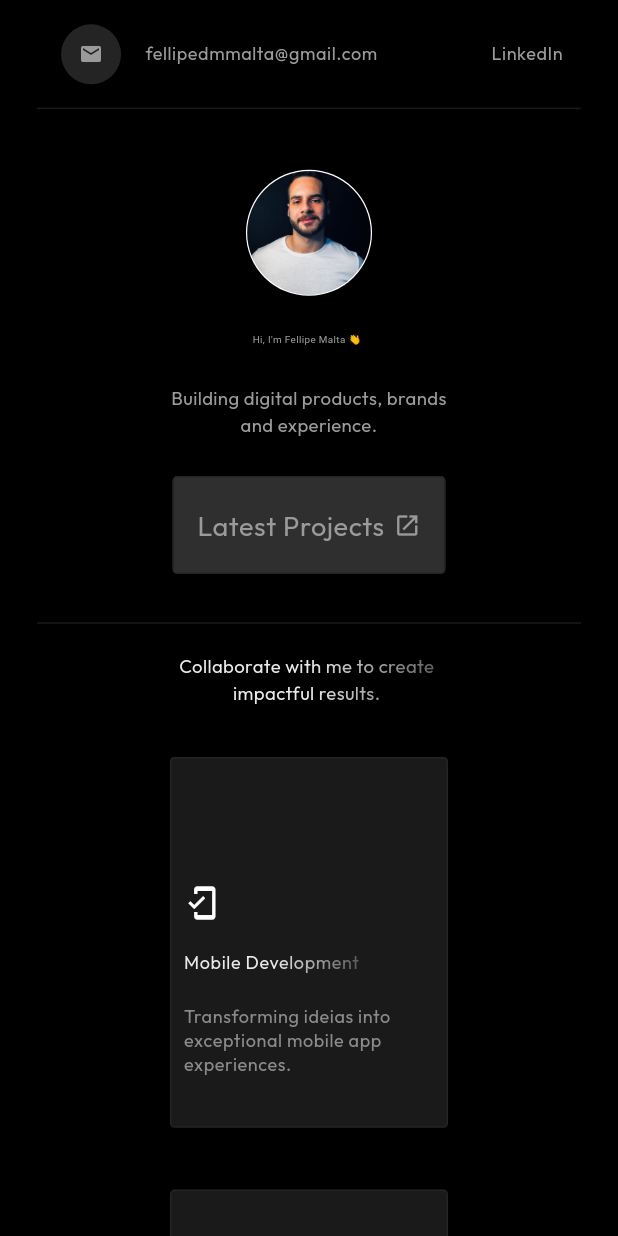
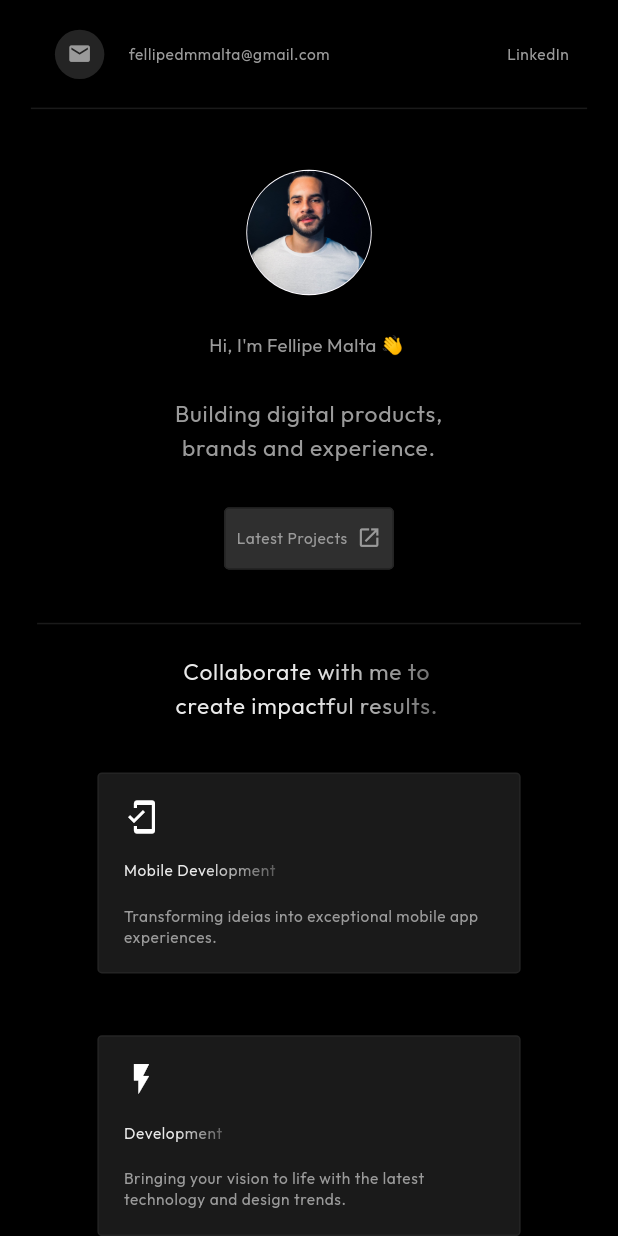
Before and after one commit to fmmalta/personal_portfolio, a Flutter app: the screen it shows after launch, after a tap on "fellipedmmalta@gmail.com", on a phone screen of 412 x 824 dp. Run offline on Flutter 3.47's test engine with Material 2 defaults, Android fonts, the phone set to English and light mode, and no system bars; drawn by our look-alikes of animated_text_kit; our stand-ins replace responsive_builder.

Commit message:
Refactored some code

```diff
--- a/lib/main.dart
+++ b/lib/main.dart
@@ -21,12 +21,13 @@ class MyApp extends StatelessWidget {
             fontFamily: 'Outfit',
             scaffoldBackgroundColor: Colors.black,
             dividerTheme: const DividerThemeData(color: Colors.white10),
-            textTheme: const TextTheme(
-              bodyMedium: TextStyle(color: kDefaultTextColor),
-              bodySmall: TextStyle(color: kDefaultTextColor),
+            textTheme: TextTheme(
+              bodyLarge: TextStyle(fontSize: 3.7.sw, color: kDefaultTextColor),
+              bodyMedium: TextStyle(color: kDefaultTextColor, fontSize: 3.sw),
+              bodySmall: TextStyle(color: kDefaultTextColor, fontSize: 2.5.sw),
             ),
           ),
-          home: const HomeScreenDesktop()),
+          home: const HomeScreen()),
     );
   }
 }
--- a/lib/src/app/home_screen_desktop.dart
+++ b/lib/src/app/home_screen_desktop.dart
@@ -3,14 +3,14 @@ import 'package:personal_portfolio/src/app/widgets/about_me.dart';
 import 'package:personal_portfolio/src/app/widgets/personal_info.dart';
 import 'package:personal_portfolio/src/app/widgets/top_menu_bar.dart';
 
-class HomeScreenDesktop extends StatefulWidget {
-  const HomeScreenDesktop({super.key});
+class HomeScreen extends StatefulWidget {
+  const HomeScreen({super.key});
 
   @override
-  State<HomeScreenDesktop> createState() => _HomeScreenState();
+  State<HomeScreen> createState() => _HomeScreenState();
 }
 
-class _HomeScreenState extends State<HomeScreenDesktop> {
+class _HomeScreenState extends State<HomeScreen> {
   @override
   Widget build(BuildContext context) {
     return Scaffold(
--- a/lib/src/app/widgets/about_me.dart
+++ b/lib/src/app/widgets/about_me.dart
@@ -13,15 +13,13 @@ class AboutMeSection extends StatelessWidget {
       mainAxisAlignment: MainAxisAlignment.center,
       children: [
         Container(
-          width: MediaQuery.of(context).size.width / 2.2,
+          width: MediaQuery.of(context).size.width / 2,
           margin: EdgeInsets.symmetric(vertical: 3.sw),
           child: GradientText(
             gradient: kGradientText,
             'Collaborate with me to create impactful results.',
             textAlign: TextAlign.center,
-            style: Theme.of(context).textTheme.bodyMedium!.copyWith(
-                  fontSize: 3.sw,
-                ),
+            style: Theme.of(context).textTheme.bodyLarge,
           ),
         ),
         const CardPresentation(),
@@ -35,7 +33,13 @@ class CardPresentation extends StatelessWidget {
 
   @override
   Widget build(BuildContext context) {
-    var deviceType = getDeviceType(MediaQuery.of(context).size);
+    var deviceType = getDeviceType(
+        MediaQuery.of(context).size,
+        const ScreenBreakpoints(
+          desktop: 600,
+          tablet: 600,
+          watch: 200,
+        ));
     switch (deviceType) {
       case DeviceScreenType.mobile:
         return Container(
@@ -54,24 +58,18 @@ class CardPresentation extends StatelessWidget {
         );
       default:
         return Container(
-          height: 30.screenHeight,
           margin: EdgeInsets.only(bottom: 5.screenHeight),
-          child: GridView.builder(
-            itemCount: aboutMeItem.length,
-            gridDelegate: const SliverGridDelegateWithFixedCrossAxisCount(
-              crossAxisCount: 1,
-              childAspectRatio: 1.1,
-            ),
-            scrollDirection: Axis.horizontal,
-            shrinkWrap: true,
-            itemBuilder: (context, index) {
-              final item = aboutMeItem[index];
-              return AboutMeCard(
+          child: Column(
+            mainAxisAlignment: MainAxisAlignment.center,
+            children: aboutMeItem
+                .map(
+                  (item) => AboutMeCard(
                     icon: item.icon,
                     title: item.title,
                     description: item.description,
-              );
-            },
+                  ),
+                )
+                .toList(),
           ),
         );
     }
@@ -92,31 +90,30 @@ class AboutMeCard extends StatelessWidget {
   Widget build(BuildContext context) {
     return Container(
       margin: EdgeInsets.symmetric(horizontal: 1.5.sw, vertical: 2.5.sh),
-      padding: EdgeInsets.symmetric(horizontal: 2.sw, vertical: 4.sh),
-      height: 30.sh,
-      width: 45.sw,
+      padding: EdgeInsets.all(2.sh),
       decoration: BoxDecoration(
-        border: Border.all(color: const Color(0xFF242424), width: 1),
+        border: Border.all(color: kAccentColor, width: 1),
         borderRadius: BorderRadius.circular(3),
         color: const Color(0xFF1A1A1A),
       ),
       child: Column(
         crossAxisAlignment: CrossAxisAlignment.start,
+        mainAxisAlignment: MainAxisAlignment.end,
         children: [
-          const Spacer(),
           Icon(icon, color: Colors.white),
-          const SizedBox(height: 20),
-          GradientText(
+          Padding(
+            padding: EdgeInsets.symmetric(vertical: 2.sh),
+            child: GradientText(
               gradient: kGradientText,
               title,
               style: Theme.of(context).textTheme.bodySmall,
             ),
-          const SizedBox(height: 20),
-          SelectableText(description,
-              style: Theme.of(context)
-                  .textTheme
-                  .bodySmall!
-                  .copyWith(color: const Color(0xFF8A8A8A))),
+          ),
+          SizedBox(
+            width: 60.sw,
+            child: SelectableText(description,
+                style: Theme.of(context).textTheme.bodySmall),
+          ),
         ],
       ),
     );
--- a/lib/src/app/widgets/personal_info.dart
+++ b/lib/src/app/widgets/personal_info.dart
@@ -16,7 +16,7 @@ class PersonalInfo extends StatelessWidget {
         children: [
           SizedBox(height: 3.sh),
           CircleAvatar(
-            radius: 10.2.sw,
+            radius: 10.15.sw,
             backgroundColor: Colors.white,
             child: CircleAvatar(
               radius: 10.sw,
@@ -24,15 +24,10 @@ class PersonalInfo extends StatelessWidget {
             ),
           ),
           SizedBox(height: 3.sh),
-          SelectableText.rich(
-            TextSpan(
-              text: "Hi, I'm Fellipe Malta 👋",
-              style: TextStyle(fontSize: 1.6.sw),
-            ),
-          ),
+          const SelectableText.rich(TextSpan(text: "Hi, I'm Fellipe Malta 👋")),
           SizedBox(height: 3.sh),
           SizedBox(
-            width: MediaQuery.of(context).size.width / 2.2,
+            width: MediaQuery.of(context).size.width / 2,
             child: AnimatedTextKit(
               isRepeatingAnimation: false,
               animatedTexts: [
@@ -41,10 +36,7 @@ class PersonalInfo extends StatelessWidget {
                   gradient: kGradientText,
                   speed: const Duration(milliseconds: 70),
                   textAlign: TextAlign.center,
-                  textStyle: Theme.of(context)
-                      .textTheme
-                      .bodyMedium!
-                      .copyWith(fontSize: 3.sw),
+                  textStyle: Theme.of(context).textTheme.bodyLarge,
                 )
               ],
             ),
@@ -62,27 +54,26 @@ class PersonalInfo extends StatelessWidget {
               );
             },
             style: ElevatedButton.styleFrom(
-                padding:
-                    EdgeInsets.symmetric(horizontal: 4.sw, vertical: 2.5.sh),
-                backgroundColor: const Color(0xFF242424),
-                foregroundColor: const Color(0xFF242424),
+                padding: EdgeInsets.symmetric(
+                  horizontal: 2.sw,
+                  vertical: 1.5.sh,
+                ),
+                backgroundColor: kAccentColor,
+                foregroundColor: kAccentColor,
                 surfaceTintColor: Colors.white10,
                 shape: RoundedRectangleBorder(
                   borderRadius: BorderRadius.circular(3),
                 ),
-                side: const BorderSide(color: Color(0xFF242424))),
+                side: const BorderSide(color: kAccentColor)),
             child: IntrinsicWidth(
               child: Row(
                 children: [
                   Text(
                     'Latest Projects',
-                    style: Theme.of(context)
-                        .textTheme
-                        .bodySmall!
-                        .copyWith(fontSize: 18, fontWeight: FontWeight.w400),
+                    style: Theme.of(context).textTheme.bodySmall,
                   ),
                   SizedBox(width: 1.5.sw),
-                  const Icon(Icons.open_in_new, color: kDefaultTextColor)
+                  Icon(Icons.open_in_new, size: 2.sh, color: kDefaultTextColor)
                 ],
               ),
             ),
--- a/lib/src/app/widgets/top_menu_bar.dart
+++ b/lib/src/app/widgets/top_menu_bar.dart
@@ -19,11 +19,25 @@ String? encodeQueryParameters(Map<String, String> params) {
       .join('&');
 }
 
+Future<bool> _sendEmail() async {
+  return launchUrl(
+    Uri(
+      scheme: 'mailto',
+      path: _email,
+      query: encodeQueryParameters(
+        <String, String>{'subject': "Hi, I've came from your portfolio and..."},
+      ),
+    ),
+  );
+}
+
+const String _email = 'fellipedmmalta@gmail.com';
+
 class _TopBarState extends State<TopBar> {
   @override
   Widget build(BuildContext context) {
     return Container(
-      margin: EdgeInsets.symmetric(horizontal: 6.sw, vertical: 1.sh),
+      margin: EdgeInsets.symmetric(horizontal: 5.sw, vertical: 1.sh),
       child: Column(
         children: [
           Row(
@@ -31,30 +45,18 @@ class _TopBarState extends State<TopBar> {
             children: [
               IntrinsicWidth(
                 child: ListTile(
-                    onTap: () {
-                      launchUrl(
-                        Uri(
-                          scheme: 'mailto',
-                          path: 'fellipedmmalta@gmail.com',
-                          query: encodeQueryParameters(
-                            <String, String>{
-                              'subject':
-                                  "Hi, I've came from your portfolio and..."
-                            },
-                          ),
-                        ),
-                      );
-                    },
-                    leading: const CircleAvatar(
-                      backgroundColor: Color.fromRGBO(36, 36, 36, 1),
+                    onTap: _sendEmail,
+                    leading: CircleAvatar(
+                      radius: 2.sh,
+                      backgroundColor: const Color.fromRGBO(36, 36, 36, 1),
                       child: Icon(
                         Icons.mail,
-                        size: 16,
+                        size: 2.sh,
                         color: kDefaultTextColor,
                       ),
                     ),
                     title: Text(
-                      'fellipedmmalta@gmail.com',
+                      _email,
                       style: Theme.of(context).textTheme.bodySmall,
                     )),
               ),
@@ -77,8 +79,10 @@ class _TopBarState extends State<TopBar> {
                 child: Text(
                   'LinkedIn',
                   style: Theme.of(context).textTheme.bodySmall!.copyWith(
-                      color:
-                          isLinkedinOnHover ? Colors.white : kDefaultTextColor),
+                        color: isLinkedinOnHover
+                            ? Colors.white
+                            : kDefaultTextColor,
+                      ),
                 ),
               )
             ],
--- a/lib/src/constans.dart
+++ b/lib/src/constans.dart
@@ -7,3 +7,4 @@ const kGradientText = LinearGradient(
 );
 
 const kDefaultTextColor = Color(0xFF9A9A9A);
+const kAccentColor = Color(0xFF242424);
--- a/pubspec.yaml
+++ b/pubspec.yaml
@@ -89,7 +89,7 @@ flutter:
         - asset: fonts/Outfit-Medium.ttf
         - asset: fonts/Outfit-Regular.ttf
         - asset: fonts/Outfit-SemiBold.ttf
-        - asset: fonts/Outfit-Thin.ttfÍ
+        - asset: fonts/Outfit-Thin.ttf
   #   - family: Trajan Pro
   #     fonts:
   #       - asset: fonts/TrajanPro.ttf
```
Lines whose indentation alone changed are shown as unchanged.
